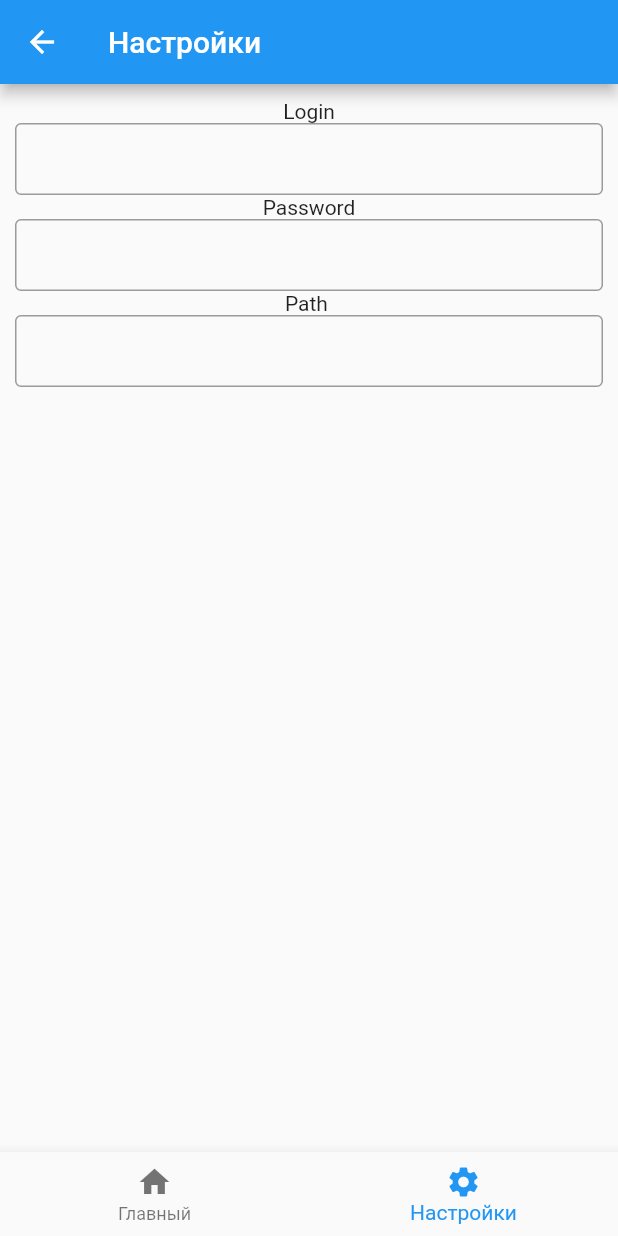
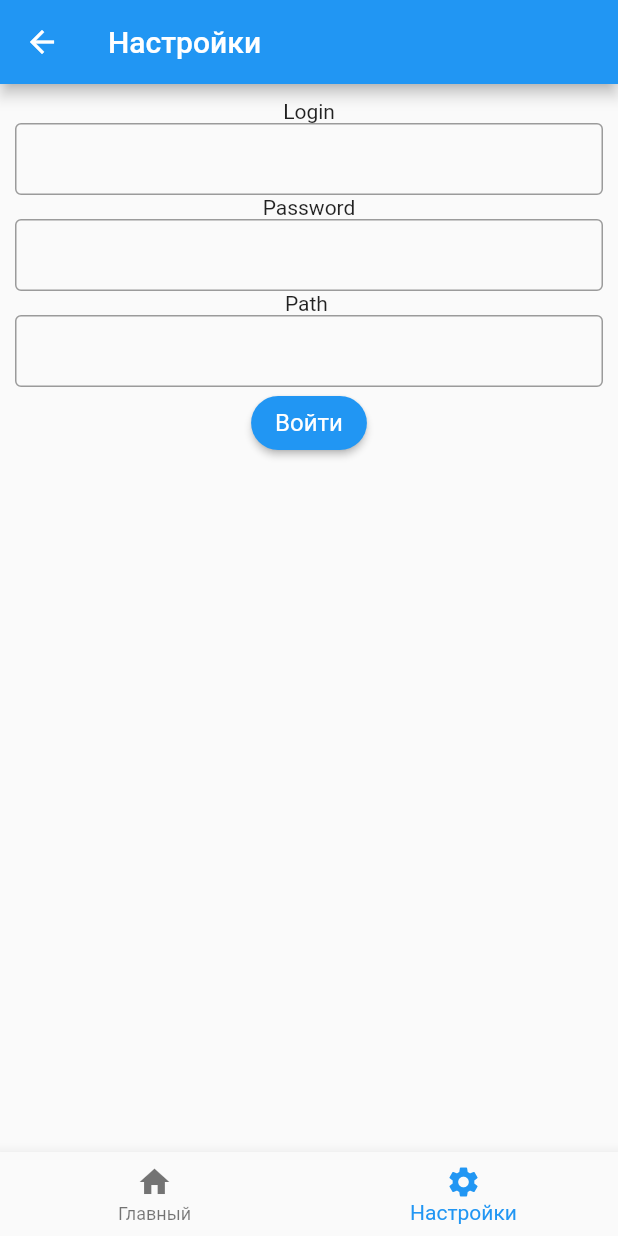
Before and after one commit to LinarErg/my_money, a Flutter app: the MainSettingWidget screen opened by its route, on a phone screen of 412 x 824 dp. Run offline on Flutter 3.47's test engine with Material 2 defaults, Android fonts, the phone set to English and light mode, and no system bars; our stand-ins replace shared_preferences; accounts and stored records are empty.

Commit message:
add: Main setting model
Добавлены методы сохранения и загрузки

```diff
--- a/lib/main_settings/main_settings_screen.dart
+++ b/lib/main_settings/main_settings_screen.dart
@@ -1,4 +1,5 @@
 import 'package:flutter/material.dart';
+import 'package:my_money/main_settings/main_settings_model.dart';
 
 import '../bottom_navigation_bar.dart';
 
@@ -10,6 +11,14 @@ class MainSettingWidget extends StatefulWidget {
 }
 
 class _MainSettingWidgetState extends State<MainSettingWidget> {
+  TextEditingController textEditControllerLogin = TextEditingController();
+  TextEditingController textEditControllerPassword = TextEditingController();
+  TextEditingController textEditControllerPath = TextEditingController();
+  final textFieldDecoration = const InputDecoration(
+    border: OutlineInputBorder(),
+    contentPadding: EdgeInsets.symmetric(horizontal: 5),
+  );
+
   @override
   Widget build(BuildContext context) {
     return SafeArea(
@@ -22,7 +31,6 @@ class _MainSettingWidgetState extends State<MainSettingWidget> {
           child: Column(
             children: const [
               AuthorizationSettingWidget(),
-              SaveSettingButtonWidget(),
             ],
           ),
         ),
@@ -31,17 +39,6 @@ class _MainSettingWidgetState extends State<MainSettingWidget> {
         ),
       ),
     );
-  }
-}
-
-class SaveSettingButtonWidget extends StatelessWidget {
-  const SaveSettingButtonWidget({
-    Key? key,
-  }) : super(key: key);
-
-  @override
-  Widget build(BuildContext context) {
-    return Column();
   }
 }
 
@@ -99,6 +96,26 @@ class _AuthorizationSettingWidgetState
           textAlign: TextAlign.center,
           readOnly: false,
         ),
+        ElevatedButton(
+          style: ButtonStyle(
+            backgroundColor: MaterialStateProperty.all(Colors.blue),
+            shape: MaterialStateProperty.all(RoundedRectangleBorder(
+                borderRadius: BorderRadius.circular(25))),
+          ),
+          onPressed: () {
+            final map = {
+              'mainSettingLogin': textEditControllerLogin.text,
+              'mainSettingPassword': textEditControllerPassword.text,
+              'mainSettingPath': textEditControllerPath.text,
+            };
+            saveSettingsApp(map);
+          },
+          child: const Text(
+            'Войти',
+            style: TextStyle(
+                fontSize: 16, fontWeight: FontWeight.w400, color: Colors.white),
+          ),
+        ),
       ],
     );
   }
```
Also changed, not shown: lib/main_settings/main_settings_model.dart (+14 -11 lines).
